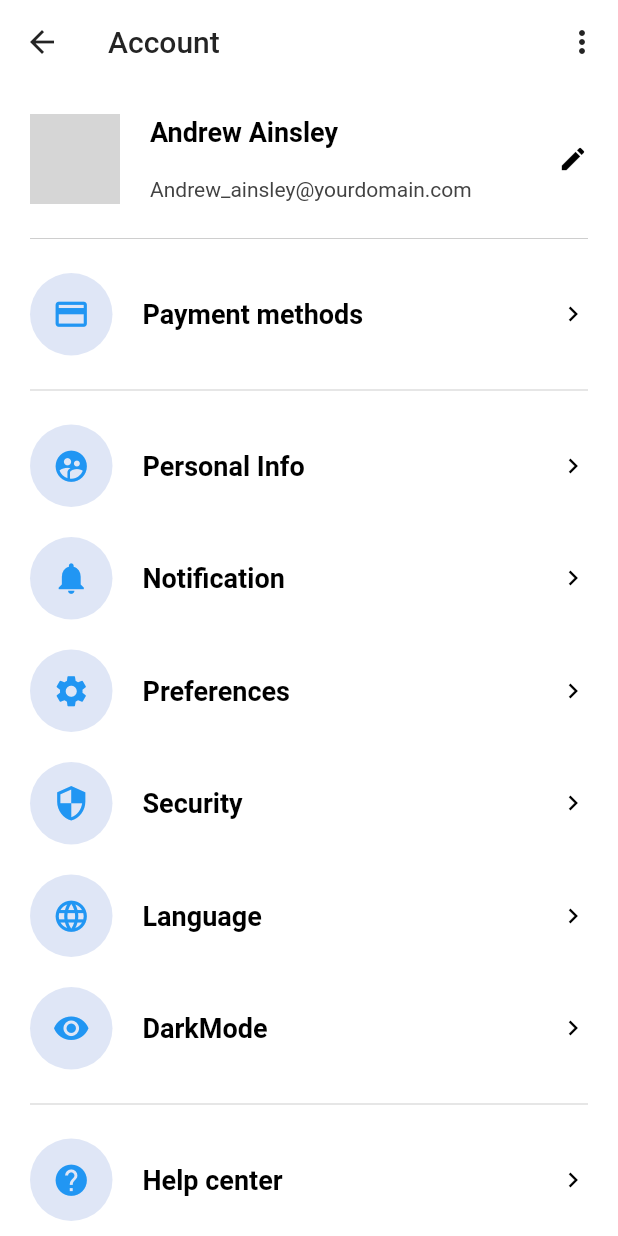
After one commit to laitooo/bibliotheque, a Flutter app: the AccountSettingsScreen screen opened directly, on a phone screen of 412 x 824 dp. The commit adds this screen. Run offline on Flutter 3.47's test engine with Material 2 defaults, Android fonts, the phone set to English and light mode, and no system bars; our stand-ins replace bloc, flutter_bloc, flutter_rating_bar, flutter_svg, freezed_annotation, get_it and 2 more; accounts and stored records are empty; generated files the repository leaves out were written again; network calls fail; grey boxes are pictures that could not be loaded.

Commit message:
created account settings screen

```diff
--- a/lib/ui/screens/home/home_screen.dart
+++ b/lib/ui/screens/home/home_screen.dart
@@ -1,5 +1,6 @@
 import 'package:bibliotheque/blocs/books_bloc.dart';
 import 'package:bibliotheque/ui/screens/home/home_tab.dart';
+import 'package:bibliotheque/ui/screens/profile/account_settings_screen.dart';
 import 'package:bibliotheque/ui/screens/wishlist/wish_list_screen.dart';
 import 'package:bibliotheque/ui/widgets/books_list_page.dart';
 import 'package:flutter/material.dart';
@@ -14,7 +15,7 @@ class HomeScreen extends StatefulWidget {
       booksSource: BooksSource.popular,
     ),
     const WishListScreen(),
-    const HomeTab(),
+    const AccountSettingsScreen(),
   ];
   HomeScreen({Key? key}) : super(key: key);
 
--- /dev/null
+++ b/lib/ui/screens/profile/account_settings_screen.dart
@@ -0,0 +1,193 @@
+import 'package:bibliotheque/blocs/theme_bloc.dart';
+import 'package:flutter/material.dart';
+
+class AccountSettingsScreen extends StatelessWidget {
+  const AccountSettingsScreen({Key? key}) : super(key: key);
+
+  @override
+  Widget build(BuildContext context) {
+    return Scaffold(
+      appBar: AppBar(
+        title: const Text('Account'),
+        centerTitle: false,
+        actions: [
+          IconButton(
+            onPressed: () {},
+            icon: const Icon(Icons.more_vert),
+          ),
+        ],
+      ),
+      body: ListView(
+        padding: const EdgeInsets.symmetric(horizontal: 20, vertical: 10),
+        children: [
+          const SizedBox(height: 10),
+          Row(
+            children: [
+              const CircleAvatar(
+                backgroundImage: NetworkImage(
+                  'https://images.unsplash.com/photo-1553729784-e91953dec042?'
+                  'ixlib=rb-4.0.3&ixid=MnwxMjA3fDB8MHxzZWFyY2h8Mnx8cGV'
+                  'yc29uJTIwcmVhZGluZ3xlbnwwfHwwfHw%3D&auto=format&'
+                  'fit=crop&w=500&q=60',
+                ),
+                radius: 30,
+              ),
+              const SizedBox(width: 20),
+              Column(
+                crossAxisAlignment: CrossAxisAlignment.start,
+                mainAxisAlignment: MainAxisAlignment.center,
+                children: [
+                  Text(
+                    'Andrew Ainsley',
+                    style: TextStyle(
+                      fontSize: 18,
+                      fontWeight: FontWeight.w700,
+                      color: context.theme.textColor1,
+                    ),
+                  ),
+                  const SizedBox(height: 20),
+                  Text(
+                    'Andrew_ainsley@yourdomain.com',
+                    style: TextStyle(
+                      fontSize: 14,
+                      color: context.theme.textColor5,
+                    ),
+                  ),
+                ],
+              ),
+              const Spacer(),
+              Icon(
+                Icons.edit,
+                color: context.theme.iconColor1,
+                size: 20,
+              ),
+            ],
+          ),
+          const SizedBox(height: 15),
+          Divider(
+            thickness: 0.5,
+            color: context.theme.dividerColor,
+          ),
+          const SizedBox(height: 15),
+          _settingsItem(
+            "Payment methods",
+            Icons.payment,
+            () {},
+            context,
+          ),
+          const SizedBox(height: 15),
+          Divider(
+            thickness: 0.5,
+            color: context.theme.dividerColor,
+          ),
+          const SizedBox(height: 15),
+          _settingsItem(
+            "Personal Info",
+            Icons.supervised_user_circle_sharp,
+            () {},
+            context,
+          ),
+          const SizedBox(height: 20),
+          _settingsItem(
+            "Notification",
+            Icons.notifications,
+            () {},
+            context,
+          ),
+          const SizedBox(height: 20),
+          _settingsItem(
+            "Preferences",
+            Icons.settings,
+            () {},
+            context,
+          ),
+          const SizedBox(height: 20),
+          _settingsItem(
+            "Security",
+            Icons.security,
+            () {},
+            context,
+          ),
+          const SizedBox(height: 20),
+          _settingsItem(
+            "Language",
+            Icons.language,
+            () {},
+            context,
+          ),
+          const SizedBox(height: 20),
+          _settingsItem(
+            "DarkMode",
+            Icons.remove_red_eye_sharp,
+            () {},
+            context,
+          ),
+          const SizedBox(height: 15),
+          Divider(
+            thickness: 0.5,
+            color: context.theme.dividerColor,
+          ),
+          const SizedBox(height: 15),
+          _settingsItem(
+            "Help center",
+            Icons.help,
+            () {},
+            context,
+          ),
+          const SizedBox(height: 20),
+          _settingsItem(
+            "About the app",
+            Icons.info,
+            () {},
+            context,
+          ),
+          const SizedBox(height: 20),
+          _settingsItem(
+            "Logout",
+            Icons.logout,
+            () {},
+            context,
+          ),
+          const SizedBox(height: 50),
+        ],
+      ),
+    );
+  }
+
+  _settingsItem(String title, IconData iconData, Function() onClick,
+      BuildContext context) {
+    return Row(
+      children: [
+        Container(
+          padding: const EdgeInsets.all(15),
+          decoration: BoxDecoration(
+            borderRadius: BorderRadius.circular(30),
+            color: context.theme.iconBackgroundColor,
+          ),
+          child: Icon(
+            iconData,
+            size: 25,
+            color: Colors.blue,
+          ),
+        ),
+        const SizedBox(width: 20),
+        Center(
+          child: Text(
+            title,
+            style: TextStyle(
+              fontSize: 18,
+              fontWeight: FontWeight.w700,
+              color: context.theme.textColor1,
+            ),
+          ),
+        ),
+        const Spacer(),
+        Icon(
+          Icons.chevron_right_sharp,
+          color: context.theme.iconColor1,
+          size: 20,
+        ),
+      ],
+    );
+  }
+}
--- a/lib/ui/theme/data.dart
+++ b/lib/ui/theme/data.dart
@@ -38,10 +38,13 @@ abstract class AppThemeData {
   Color get textColor2;
   Color get textColor3;
   Color get textColor4;
+  Color get textColor5;
   Color get iconColor1;
   Color get activeColor;
   Color get inActiveColor;
   Color get tagBackgroundColor;
+  Color get dividerColor;
+  Color get iconBackgroundColor;
 }
 
 class _InputThemeData extends _ChildThemeData {
@@ -90,10 +93,13 @@ class LightThemeData extends AppThemeData {
   Color get textColor2 => Colors.white;
   Color get textColor3 => primaryColor;
   Color get textColor4 => Colors.grey;
+  Color get textColor5 => const Color(0xFF424242);
   Color get iconColor1 => Colors.black;
   Color get activeColor => primaryColor;
   Color get inActiveColor => Colors.grey;
   Color get tagBackgroundColor => const Color(0xFFE4E5EF);
+  Color get dividerColor => Colors.grey.shade400;
+  Color get iconBackgroundColor => const Color(0x221144bb);
 }
 
 class DarkThemeData extends LightThemeData {}
```
